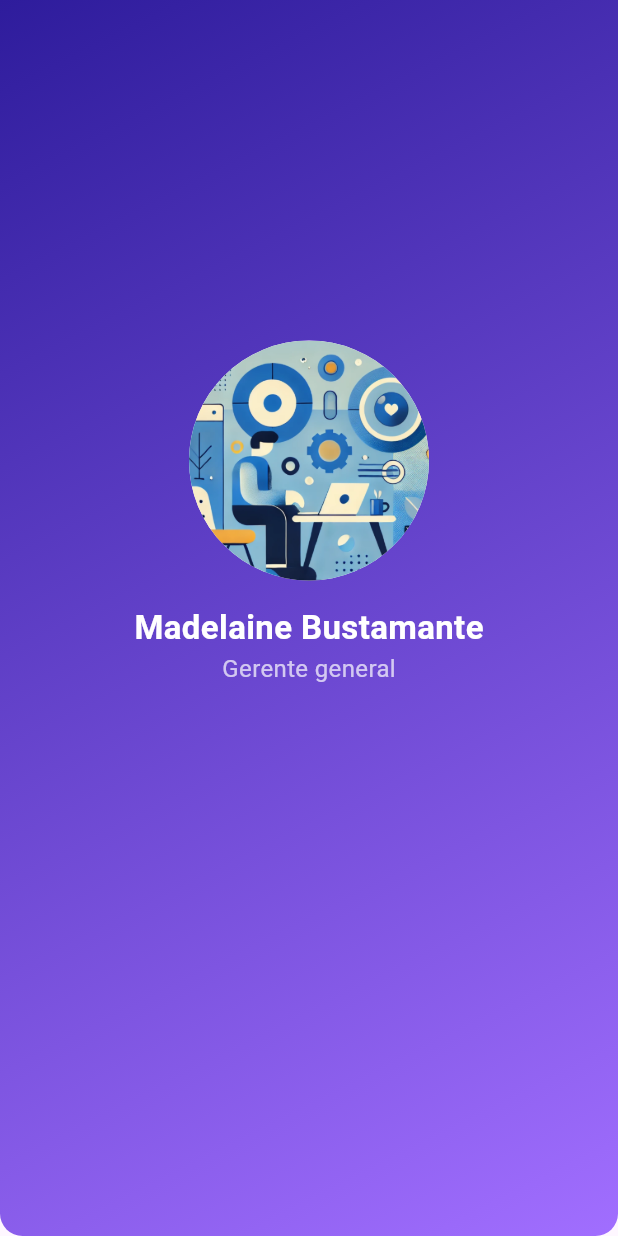
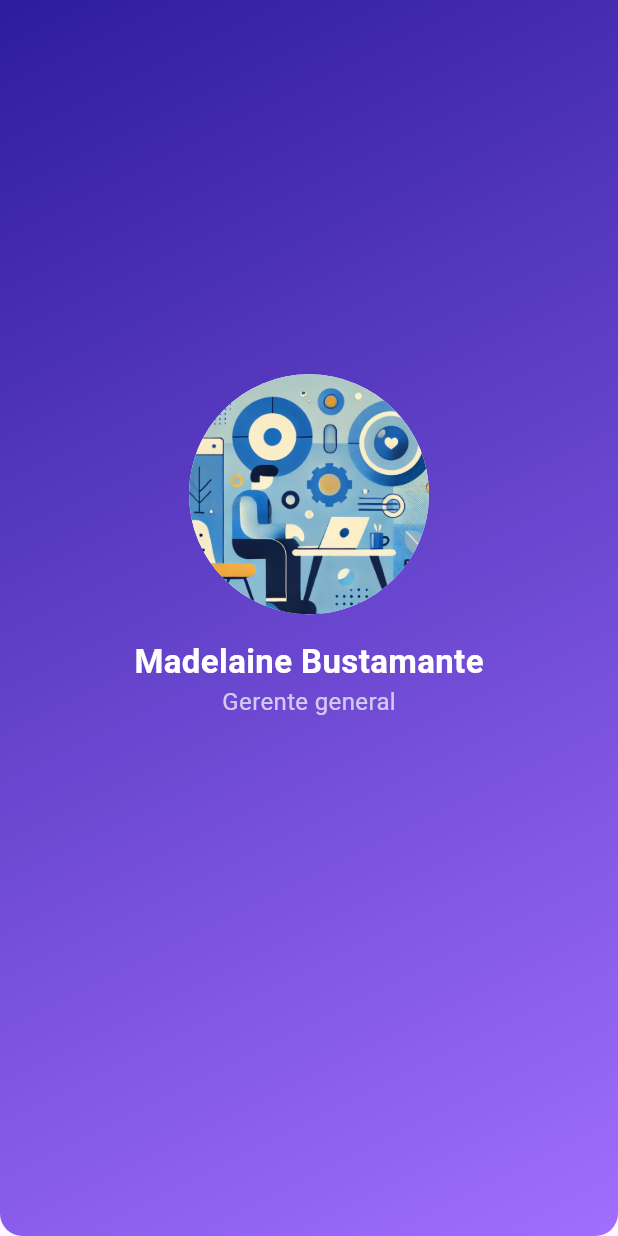
Before and after one commit to Kabudence/validation_ticket_system, a Flutter app: the ProfileHeader widget shown alone on an empty page, opened directly, on a phone screen of 412 x 824 dp. Run offline on Flutter 3.47's test engine with Material 3 defaults, Android fonts, the phone set to English and light mode, and no system bars; our stand-ins replace dio, flutter_image_compress, image_picker, shared_preferences; accounts and stored records are empty.

```diff
--- a/lib/features/home/presentation/components/profile_header.dart
+++ b/lib/features/home/presentation/components/profile_header.dart
@@ -8,7 +8,7 @@ class ProfileHeader extends StatelessWidget {
   Widget build(BuildContext context) {
     return Container(
       width: double.infinity, // Ocupa todo el ancho de la pantalla
-      padding: const EdgeInsets.only(top: 20.0, bottom: 140.0),
+      padding: const EdgeInsets.only(top: 20.0, bottom: 95.0),
       decoration: BoxDecoration(
         gradient: AppColors.customGradient, // Gradiente definido en AppColors
         borderRadius: const BorderRadius.only(
```
